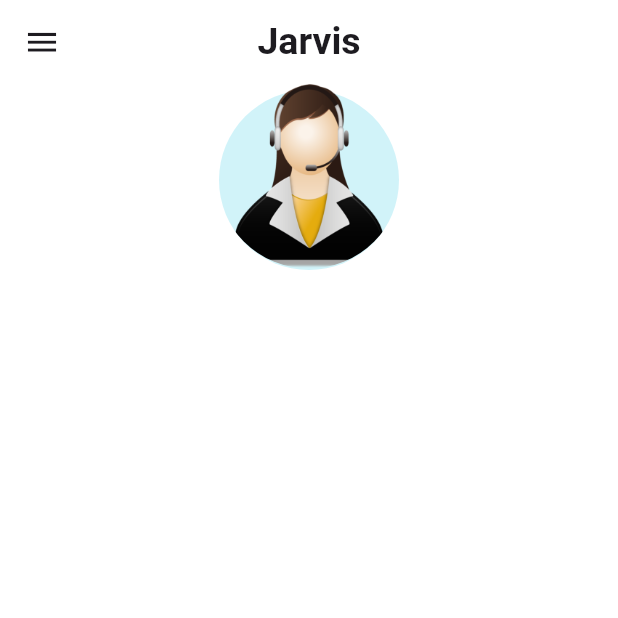
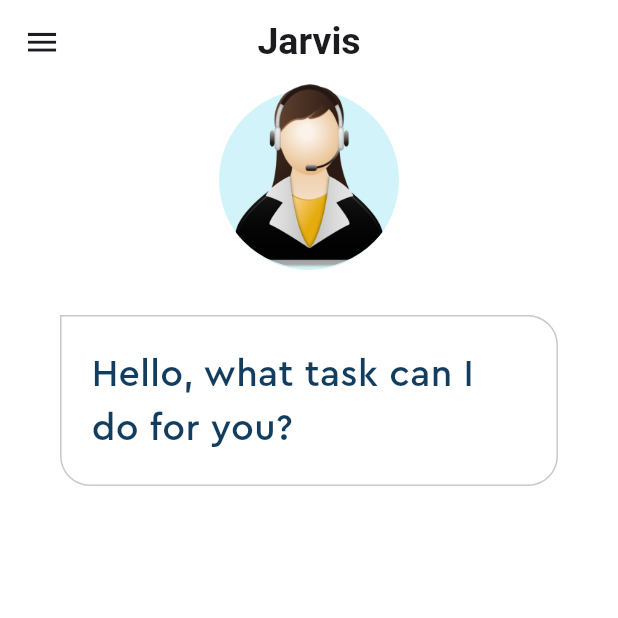
Before and after one commit to aryanbhardwaj24/jarvis, a Flutter app: the screen it shows after launch, on a phone screen of 412 x 824 dp, the top half of it. Run offline on Flutter 3.47's test engine with Material 3 defaults, Android fonts, the phone set to English and light mode, and no system bars.

Commit message:
add chat bubble to the home page

```diff
--- a/lib/home_page.dart
+++ b/lib/home_page.dart
@@ -28,6 +28,7 @@ class _HomePageState extends State<HomePage> {
       ),
       body: Column(
         children: [
+          //Virtual Assistant Picture
           Stack(
             children: [
               Center(
@@ -54,6 +55,35 @@ class _HomePageState extends State<HomePage> {
               ),
             ],
           ),
+          //Chat Bubble
+          Container(
+            padding: const EdgeInsets.symmetric(
+              horizontal: 20,
+              vertical: 10,
+            ),
+            margin: const EdgeInsets.symmetric(horizontal: 40).copyWith(
+              top: 30,
+            ),
+            decoration: BoxDecoration(
+              border: Border.all(
+                color: Pallete.borderColor,
+              ),
+              borderRadius: BorderRadius.circular(20).copyWith(
+                topLeft: Radius.zero,
+              ),
+            ),
+            child: const Padding(
+              padding: EdgeInsets.symmetric(vertical: 10.0),
+              child: Text(
+                'Hello, what task can I do for you?',
+                style: TextStyle(
+                  fontFamily: 'Cera Pro',
+                  fontSize: 25,
+                  color: Pallete.mainFontColor,
+                ),
+              ),
+            ),
+          ),
         ],
       ),
     );
```
